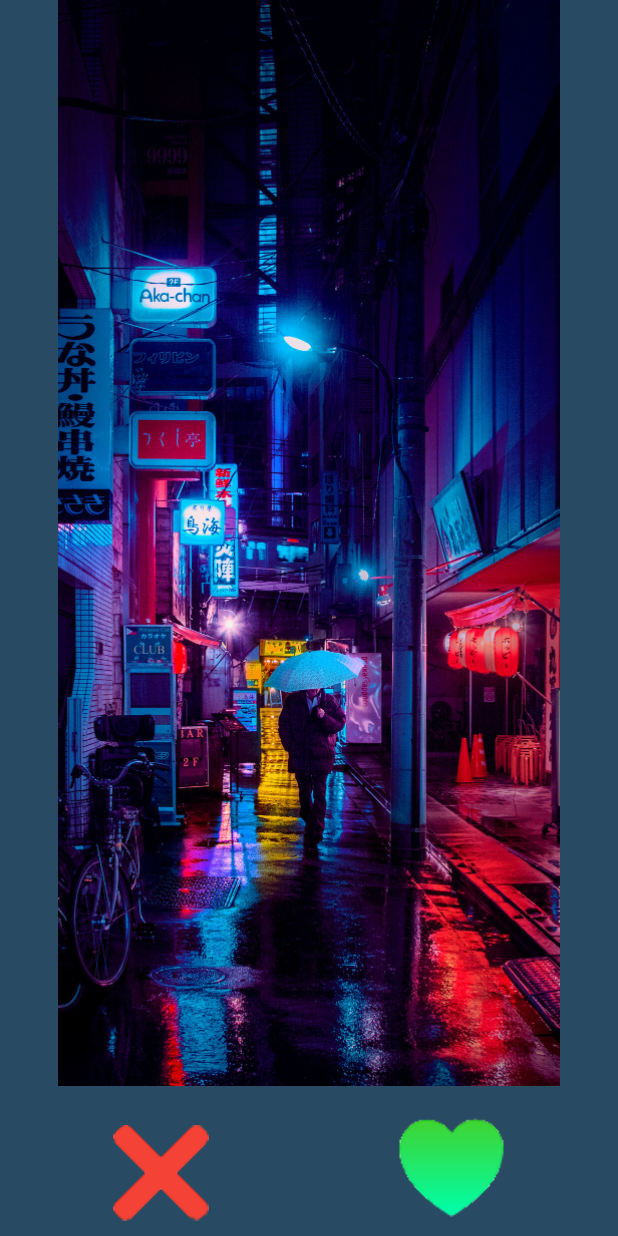
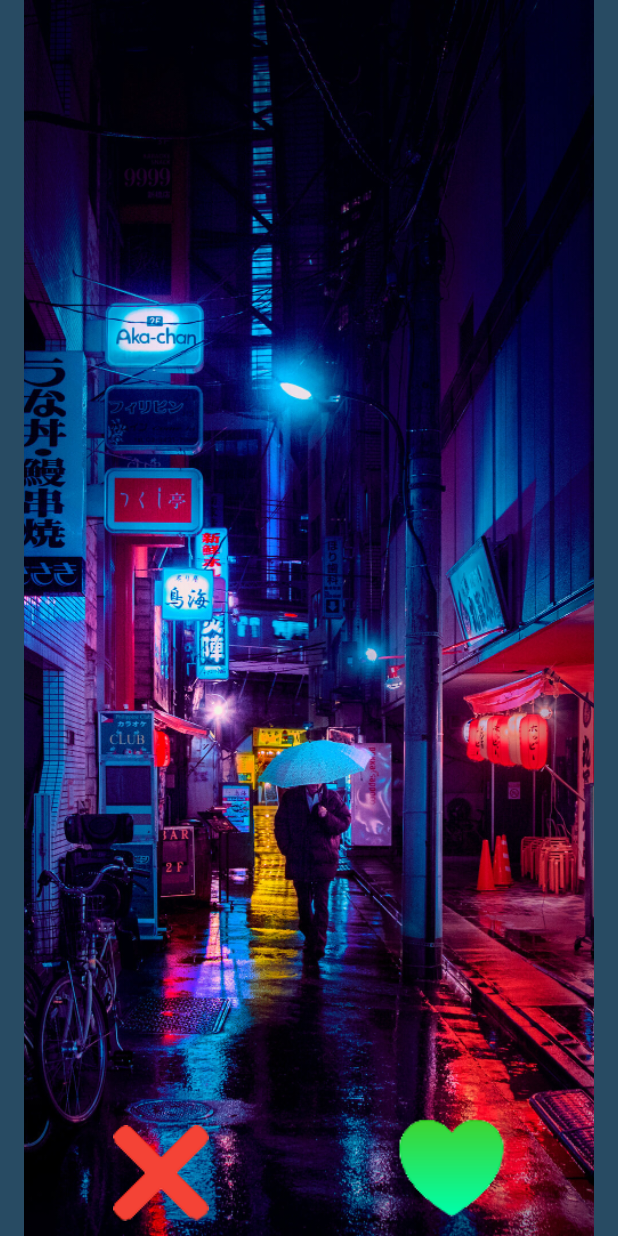
Before and after one commit to estesiee/Pinder_project_E4, an Android app: the screen it shows after launch (MainActivity), on a phone screen of 412 x 824 dp. Run offline under Robolectric (Android 15) with nearby library versions, the phone set to English and light mode, and no system bars; our stand-ins replace navigation-ui.

Commit message:
button front of image

```diff
--- a/app/src/main/res/layout/home_page.xml
+++ b/app/src/main/res/layout/home_page.xml
@@ -7,6 +7,19 @@
     android:background="@color/darkBlue"
     >
 
+    <ImageView
+        android:id="@+id/wallpaper"
+        android:layout_width="match_parent"
+        android:layout_height="match_parent"
+        android:layout_alignParentStart="true"
+        android:layout_alignParentTop="true"
+        android:layout_alignParentEnd="true"
+        android:layout_alignParentBottom="true"
+        android:layout_marginStart="0dp"
+        android:layout_marginTop="0dp"
+        android:layout_marginEnd="0dp"
+        android:layout_marginBottom="0dp"
+        app:srcCompat="@drawable/tokyowallpaper" />
     <ImageButton
         android:id="@+id/remove"
         android:layout_width="wrap_content"
@@ -17,7 +30,7 @@
         android:layout_marginBottom="10dp"
         android:background="@null"
         app:srcCompat="@drawable/remove"
-         />
+        />
 
     <ImageButton
         android:id="@+id/love"
@@ -29,20 +42,7 @@
         android:layout_marginBottom="10dp"
         android:background="@null"
         app:srcCompat="@drawable/love"
-         />
+        />
 
-    <ImageView
-        android:id="@+id/wallpaper"
-        android:layout_width="match_parent"
-        android:layout_height="748dp"
-        android:layout_alignParentStart="true"
-        android:layout_alignParentTop="true"
-        android:layout_alignParentEnd="true"
-        android:layout_alignParentBottom="true"
-        android:layout_marginStart="0dp"
-        android:layout_marginTop="0dp"
-        android:layout_marginEnd="0dp"
-        android:layout_marginBottom="100dp"
-        app:srcCompat="@drawable/tokyowallpaper" />
 
 </RelativeLayout>
```
